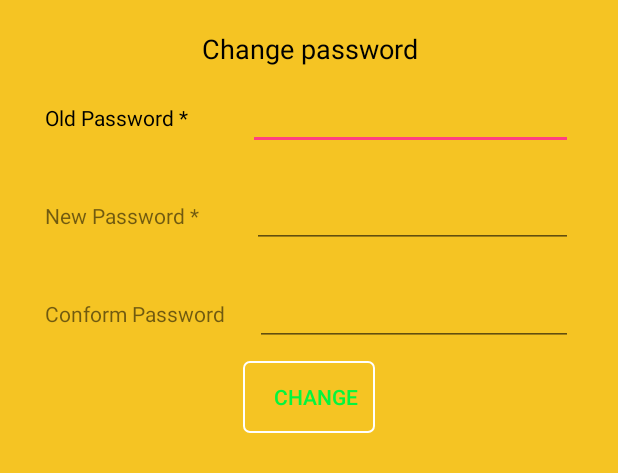
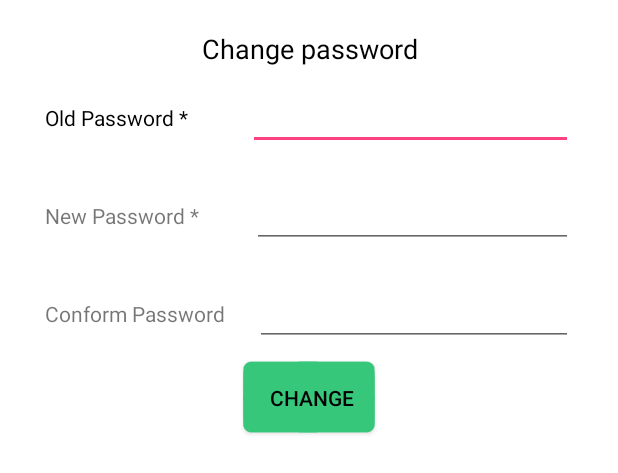
Before and after one commit to trungtienit/RaspberryPi, an Android app: the layout view_setting_layout.xml on its own in the app's theme, with its tools: preview values and no code run, on a phone screen of 412 x 824 dp. Shown: the top 473 px of the screen. Run offline under Robolectric (Android 15) with nearby library versions, the phone set to English and light mode, and no system bars.

Commit message:
fix background setting

```diff
--- a/RaspberryPi/app/src/main/res/layout/view_setting_layout.xml
+++ b/RaspberryPi/app/src/main/res/layout/view_setting_layout.xml
@@ -2,7 +2,7 @@
 <LinearLayout xmlns:android="http://schemas.android.com/apk/res/android"
     android:layout_width="match_parent"
     android:layout_height="match_parent"
-    android:background="@color/yellow"
+    android:background="@color/white"
     android:orientation="vertical"
     android:padding="20dp">
 
@@ -95,8 +95,8 @@
         android:layout_width="wrap_content"
         android:layout_height="wrap_content"
         android:layout_gravity="center"
-        android:background="@drawable/bg_transparent"
-        android:textColor="@color/hacker"
+        android:background="@drawable/button_selector"
+        android:textColor="@color/black"
         android:paddingLeft="10dp"
         android:text="Change"
          />
```
